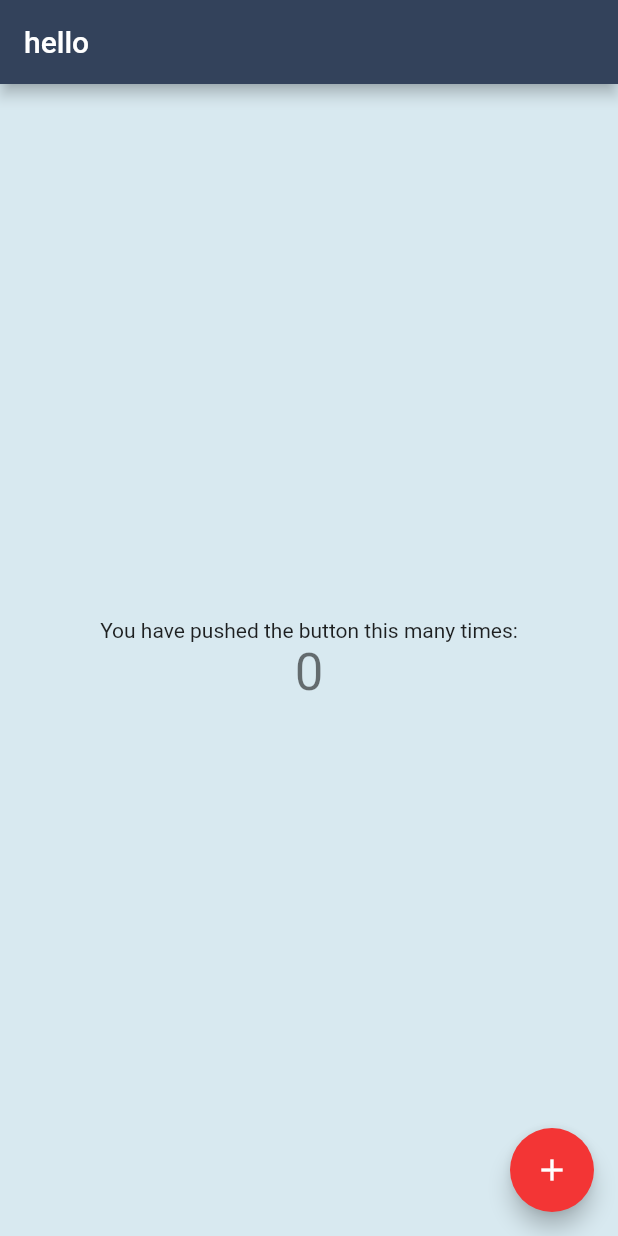
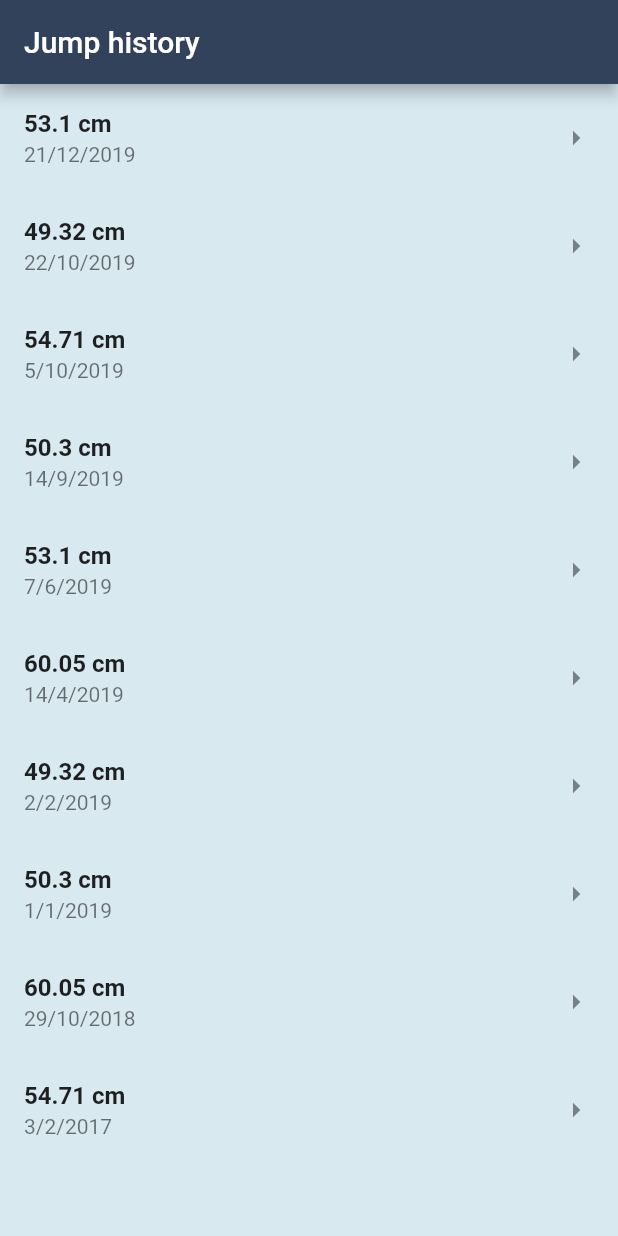
Before and after one commit to AP-Elektronica-ICT/intprojectrepo-feetback, a Flutter app: the screen it shows after launch, on a phone screen of 412 x 824 dp. Run offline on Flutter 3.47's test engine with Material 2 defaults, Android fonts, the phone set to English and light mode, and no system bars.

Commit message:
functional ok

```diff
--- /dev/null
+++ b/lib/models/jump.dart
@@ -0,0 +1,13 @@
+class Jump{
+    DateTime date;
+    double height;
+    double airtime;
+    double force;
+
+    Jump(DateTime date, double height, double airtime, double force){
+        this.date = date;
+        this.height = height;
+        this.airtime = airtime;
+        this.force = force;
+    }
+}
--- a/lib/routes.dart
+++ b/lib/routes.dart
@@ -1,7 +1,9 @@
 import 'package:flutter/widgets.dart';
 
 import 'package:feetback/screens/homePage/home.dart';
+import 'package:feetback/screens/jumpHistory/jump_history.dart';
 
 final Map<String, WidgetBuilder> routes = <String, WidgetBuilder>{
-  "/": (BuildContext context) => MyHomePage(title: "hello",),
+  //"/": (BuildContext context) => MyHomePage(title: "FeetBack",),
+  "/": (BuildContext context) => JumpHistoryPage(),
 };
--- /dev/null
+++ b/lib/screens/detailedJumpPage/jump_detailed.dart
@@ -0,0 +1,36 @@
+import 'dart:core';
+import 'package:feetback/models/jump.dart';
+import 'package:flutter/material.dart';
+
+class JumpDetailPage extends StatelessWidget {
+
+  final Jump jump;
+
+  JumpDetailPage({Key key, @required this.jump}) : super(key: key);
+
+  @override
+  Widget build(BuildContext context) {
+    return Scaffold(
+      appBar: AppBar(
+        title: Text("Jump Info"),
+      ),
+      body: Padding(
+        padding: EdgeInsets.all(16.8),
+          child: Container(
+            child: Center(
+              child: Column(children: <Widget>[
+                Text(
+                  "Height: " + jump.height.toString() + " cm",
+                   style:
+                    TextStyle(fontWeight: FontWeight.bold, fontSize: 25.0, color: Theme.of(context).accentColor, )),
+                //Text(jump.airtime.toString()),
+                Text(jump.date.day.toString() + "/" +
+                     jump.date.month.toString() + "/" +
+                     jump.date.year.toString()),
+              ],)
+              ,)
+        ),
+      ),
+    );
+  }
+}
--- a/lib/screens/homePage/home.dart
+++ b/lib/screens/homePage/home.dart
@@ -71,7 +71,7 @@ class _MyHomePageState extends State<MyHomePage> {
             ),
             Text(
               '$_counter',
-              style: Theme.of(context).textTheme.headline4,
+              style: Theme.of(context).textTheme.headline,
             ),
           ],
         ),
--- /dev/null
+++ b/lib/screens/jumpHistory/jump_history.dart
@@ -0,0 +1,64 @@
+import 'dart:core';
+import 'package:feetback/models/jump.dart';
+import 'package:feetback/screens/detailedJumpPage/jump_detailed.dart';
+import 'package:flutter/material.dart';
+
+class JumpHistoryPage extends StatelessWidget {
+
+  final List<Jump> jumps = new List();
+
+JumpHistoryPage(){
+    jumps.add(Jump(DateTime.utc(2019, 9, 14), 50.3, 3000, 913.66275));
+    jumps.add(Jump(DateTime.utc(2019, 10, 5), 54.71, 3000, 913.66275));
+    jumps.add(Jump(DateTime.utc(2019, 12, 21), 53.100, 3000, 913.66275));
+    jumps.add(Jump(DateTime.utc(2019, 10, 22), 49.32, 3000, 913.66275));
+    jumps.add(Jump(DateTime.utc(2018, 10, 29), 60.05, 3000, 913.66275));
+    jumps.add(Jump(DateTime.utc(2019, 1, 1), 50.3, 3000, 913.66275));
+    jumps.add(Jump(DateTime.utc(2017, 2, 3), 54.71, 3000, 913.66275));
+    jumps.add(Jump(DateTime.utc(2019, 6, 7), 53.100, 3000, 913.66275));
+    jumps.add(Jump(DateTime.utc(2019, 2, 2), 49.32, 3000, 913.66275));
+    jumps.add(Jump(DateTime.utc(2019, 4, 14), 60.05, 3000, 913.66275));
+}
+
+  @override
+  Widget build(BuildContext context) {
+      return Scaffold(
+        appBar: AppBar(title: Text("Jump history")),
+        body: _buildList()
+        );
+  }
+
+  Widget _buildList(){
+    return ListView.builder(
+      padding: const EdgeInsets.all(0.0),
+      itemCount: jumps.length,
+      itemBuilder: (context, item){
+        jumps.sort((b, a) => a.date.compareTo(b.date));
+          return _buildRow(context, jumps[item], item);
+      }
+    );
+  }
+
+  Widget _buildRow(BuildContext context, Jump jump, int item){
+    return ListTile(
+      subtitle: Text(jump.date.day.toString() + "/" +
+                     jump.date.month.toString() + "/" +
+                     jump.date.year.toString()),
+      title: Text(jump.height.toString() + " cm", style: TextStyle(fontWeight: FontWeight.bold)),
+      trailing: Icon(
+         Icons.arrow_right,
+          //color: Theme.of(context).accentColor,
+                    ),
+      onTap: () {
+                  pushJump(context, item);
+                }
+                    );
+  }
+
+  void pushJump(BuildContext context, int index){
+   Navigator.push(
+          context,
+          MaterialPageRoute(
+            builder: (context) => JumpDetailPage(jump: jumps[index]),));
+  }
+}
```
